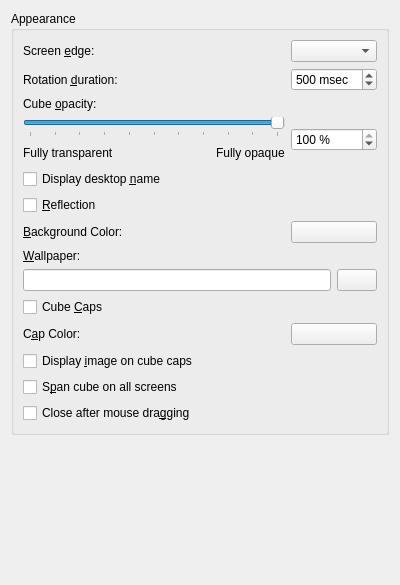
The window that effects/cylinder_config.ui (KDE/kwin) describes before a commit, drawn with Qt 5.
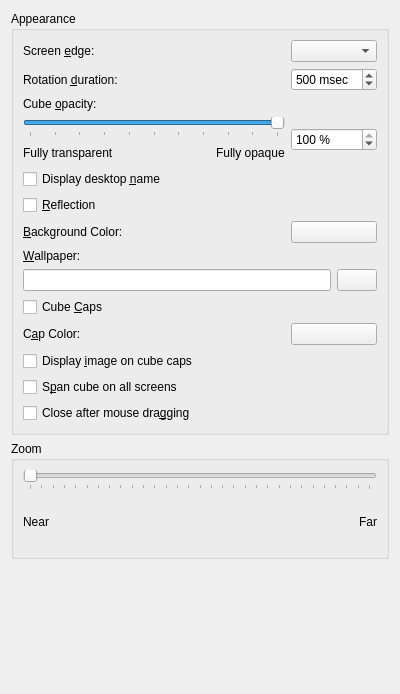
The same window after the commit. Custom widgets are drawn as their Qt base class.

Commit message: Cube & co becomes zoomable (usage: + and -). Adding also a config option to define the default zoom.

The edit to the form file:
```diff
--- a/effects/cylinder_config.ui
+++ b/effects/cylinder_config.ui
@@ -6,7 +6,7 @@
     <x>0</x>
     <y>0</y>
     <width>400</width>
-    <height>585</height>
+    <height>694</height>
    </rect>
   </property>
   <layout class="QVBoxLayout" >
@@ -227,6 +227,71 @@
      </layout>
     </widget>
    </item>
+   <item>
+    <widget class="QGroupBox" name="groupBox_2" >
+     <property name="title" >
+      <string>Zoom</string>
+     </property>
+     <layout class="QVBoxLayout" name="verticalLayout_2" >
+      <item>
+       <widget class="QSlider" name="zPositionSlider" >
+        <property name="toolTip" >
+         <string>Define how far away the object should appear</string>
+        </property>
+        <property name="maximum" >
+         <number>3000</number>
+        </property>
+        <property name="singleStep" >
+         <number>10</number>
+        </property>
+        <property name="pageStep" >
+         <number>100</number>
+        </property>
+        <property name="orientation" >
+         <enum>Qt::Horizontal</enum>
+        </property>
+        <property name="tickPosition" >
+         <enum>QSlider::TicksBelow</enum>
+        </property>
+        <property name="tickInterval" >
+         <number>100</number>
+        </property>
+       </widget>
+      </item>
+      <item>
+       <layout class="QHBoxLayout" name="horizontalLayout_2" >
+        <item>
+         <widget class="QLabel" name="label_8" >
+          <property name="text" >
+           <string>Near</string>
+          </property>
+         </widget>
+        </item>
+        <item>
+         <spacer name="horizontalSpacer_2" >
+          <property name="orientation" >
+           <enum>Qt::Horizontal</enum>
+          </property>
+          <property name="sizeHint" stdset="0" >
+           <size>
+            <width>40</width>
+            <height>20</height>
+           </size>
+          </property>
+         </spacer>
+        </item>
+        <item>
+         <widget class="QLabel" name="label_9" >
+          <property name="text" >
+           <string>Far</string>
+          </property>
+         </widget>
+        </item>
+       </layout>
+      </item>
+     </layout>
+    </widget>
+   </item>
    <item>
     <widget class="KWin::GlobalShortcutsEditor" native="1" name="editor" />
    </item>
```
The commit also changes 10 other files.
